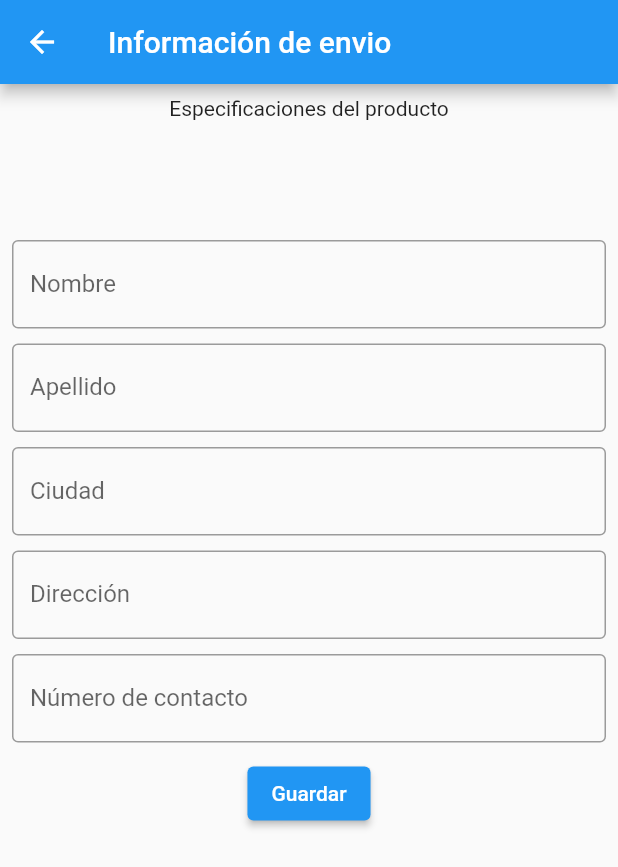
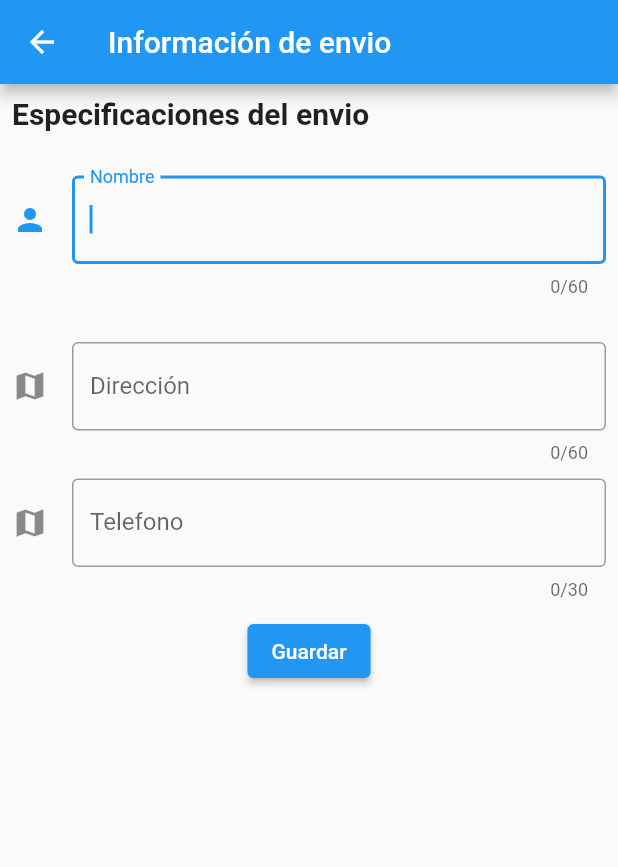
Before and after one commit to Nati0010/Myapp, a Flutter app: the ShippingInformation screen opened directly, on a phone screen of 412 x 824 dp. Shown: the top 867 px of the screen. Run offline on Flutter 3.47's test engine with Material 2 defaults, Android fonts, the phone set to English and light mode, and no system bars.

```diff
--- a/lib/pages/shipping_information.dart
+++ b/lib/pages/shipping_information.dart
@@ -13,63 +13,122 @@ class ShippingInformation extends StatelessWidget {
       SingleChildScrollView (
         child: Padding(
           padding: const EdgeInsets.all(8.0),
-          child: Column (children:  [
-             const Text ("Especificaciones del producto"),
-             const SizedBox(
-              height:80,
-              ),
-             const TextField(
-              decoration: InputDecoration(
-                border: OutlineInputBorder(),
-                labelText: 'Nombre',
-                ),
-                ),
-             const SizedBox(
-              height: 10,
-              ),
-             const TextField(
-              decoration: InputDecoration(
-                border: OutlineInputBorder(),
-                labelText: 'Apellido',
-                ),
-                ),
+          child: Column (
+            crossAxisAlignment: CrossAxisAlignment.start,
+            children:  [
+             const Text ("Especificaciones del envio",
+             style: TextStyle (fontSize: 20,
+             fontWeight: FontWeight.bold
+             ),
+             ),
+             const SizedBox(height:30,),
+             _formulario(),
+
+          ],
+          ),
+        ),
+      )
+    );
+  }
+
+
+  Widget _formulario (){
+    final formKey = GlobalKey<FormState>();
+
+    return Form(
+      key:formKey,
+      child: Column (
+        children: [
+          _campoCliente(),
+          const SizedBox(height: 10,),
               const SizedBox(
               height: 10,
               ),
-             const TextField(
-              decoration: InputDecoration(
-                border: OutlineInputBorder(),
-                labelText: 'Ciudad',
-                ),
-                ),
-              const SizedBox(
-              height: 10,
-              ),
-              const TextField(
-              decoration: InputDecoration(
-                  border: OutlineInputBorder(),
-                  labelText: 'Dirección',
-                ),
-                ),
-              const SizedBox(
-              height: 10,
-              ),
-              const TextField(
-              decoration: InputDecoration(
-                  border: OutlineInputBorder(),
-                  labelText: 'Número de contacto',
-                ),
-                ),
-              const SizedBox(
-              height: 10,
-              ),
+
+              const SizedBox(height: 10,),
+              _campoDireccion(),
+              const SizedBox(height: 10,),
+              _campoTelefono(),
+              const SizedBox(height: 10,),
               ElevatedButton(
                 child: const Text("Guardar"),
                 onPressed: (){},
                 ),
-          ],),
-        ),
+
+      ],
       )
+      );
+  }
+
+
+  Widget _campoCliente (){
+    return (TextFormField(
+      maxLength: 60,
+      autofocus: true,
+      keyboardType: TextInputType.name,
+      decoration: const InputDecoration(
+        icon:Icon(Icons.person),
+        border: OutlineInputBorder(),
+        labelText: 'Nombre',
+      ),
+      validator: (value){
+        if (value == null || value.isEmpty){
+          return "Por favor llene el campo nombre";
+        }
+        return null;
+      },
+    )
     );
   }
+
+
+  Widget _campoDireccion (){
+    return (TextFormField(
+      maxLength: 60,
+      keyboardType: TextInputType.streetAddress,
+      decoration: const InputDecoration(
+        icon:Icon(Icons.map_sharp),
+        border: OutlineInputBorder(),
+        labelText: 'Dirección',
+      ),
+      validator: (value){
+        if (value == null || value.isEmpty){
+          return "Por favor llene el campo dirección";
+        }
+        return null;
+      },
+    )
+    );
+  }
+
+  Widget _campoTelefono (){
+    return (TextFormField(
+      maxLength: 30,
+      keyboardType: TextInputType.number,
+      decoration: const InputDecoration(
+        icon:Icon(Icons.map_sharp),
+        border: OutlineInputBorder(),
+        labelText: 'Telefono',
+      ),
+      validator: (value){
+        if (value == null || value.isEmpty){
+          return "Por favor llene el campo telefono";
+        }
+        return null;
+      },
+    )
+    );
+  }
+
+  Widget _campoCiudad (){
+    return (const TextField(
+      decoration: InputDecoration(
+        border: OutlineInputBorder(),
+        labelText: 'Ciudad',
+        ),
+        ),
+
+    );
+  }
+
 }
```
